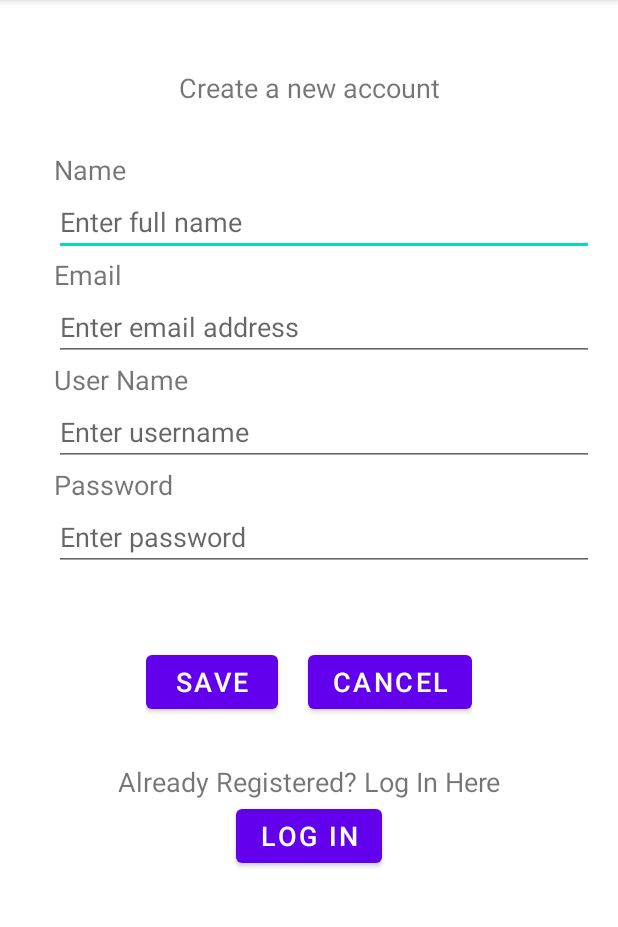
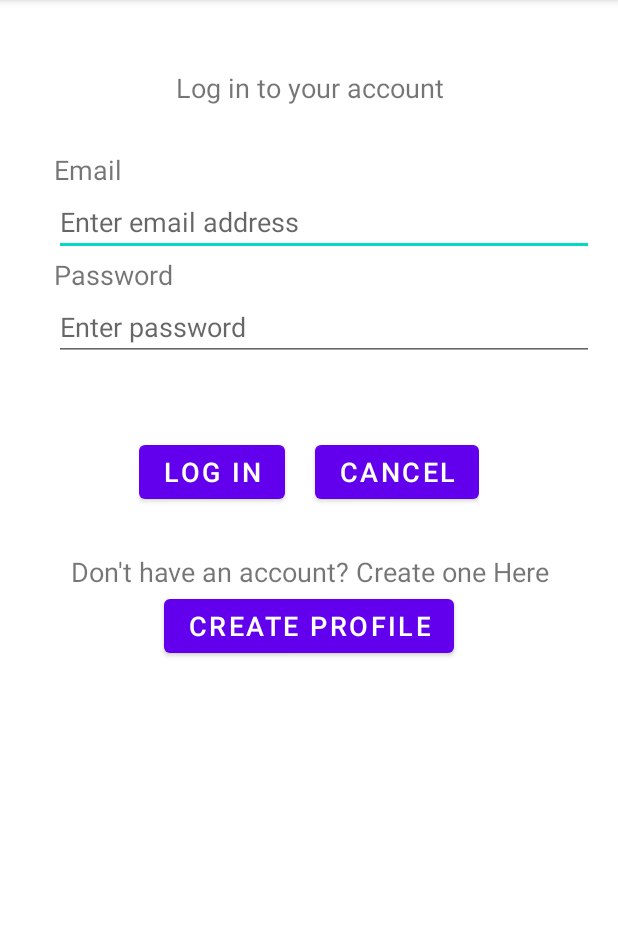
Before and after one commit to faberc/ece-540_wi21_fnl-project, an Android app: the screen it shows after launch (LoginActivity), after a tap on "LOG IN", on a phone screen of 412 x 824 dp, the part 84-1011 px from its top. Run offline under Robolectric (Android 15) with nearby library versions, the phone set to English and light mode, and no system bars; our stand-ins replace Firebase (no records; nobody signed in at launch, a user with empty details on screens opened directly).

Commit message:
Added ability to create a profile

```diff
--- a/software/AndroidApp/app/build.gradle
+++ b/software/AndroidApp/app/build.gradle
@@ -35,6 +35,7 @@ dependencies {
     implementation 'com.google.android.material:material:1.3.0'
     implementation 'androidx.constraintlayout:constraintlayout:2.0.4'
     implementation 'androidx.legacy:legacy-support-v4:1.0.0'
+    implementation 'com.google.firebase:firebase-auth:20.0.3'
     testImplementation 'junit:junit:4.+'
     androidTestImplementation 'androidx.test.ext:junit:1.1.2'
     androidTestImplementation 'androidx.test.espresso:espresso-core:3.3.0'
--- a/software/AndroidApp/app/src/main/AndroidManifest.xml
+++ b/software/AndroidApp/app/src/main/AndroidManifest.xml
@@ -2,6 +2,7 @@
 <manifest xmlns:android="http://schemas.android.com/apk/res/android"
     package="ece558.bthornhill.edu.jumprope">
 
+    <uses-permission android:name="android.permission.INTERNET"/>
     <uses-permission android:name="android.permission.BLUETOOTH" />
     <uses-permission android:name="android.permission.BLUETOOTH_ADMIN" /> <!-- Required only if your app isn't using the Device Companion Manager. -->
     <uses-permission android:name="android.permission.ACCESS_FINE_LOCATION" />
--- a/software/AndroidApp/app/src/main/java/ece558/bthornhill/edu/jumprope/LoginActivity.java
+++ b/software/AndroidApp/app/src/main/java/ece558/bthornhill/edu/jumprope/LoginActivity.java
@@ -12,7 +12,6 @@ import android.widget.Toast;
 public class LoginActivity extends AppCompatActivity {
     private static final String TAG = "LoginActivity";
 
-    private EditText mUserName;
     private Button mLogin;
     private Button mCancel;
     private Button mProfile;
@@ -21,7 +20,7 @@ public class LoginActivity extends AppCompatActivity {
     @Override
     protected void onCreate(Bundle savedInstanceState) {
         super.onCreate(savedInstanceState);
-        setContentView(R.layout.activity_profile);
+        setContentView(R.layout.activity_login);
 
         mProfile = findViewById(R.id.button_profile);
         mProfile.setOnClickListener(ButtonListener);
--- a/software/AndroidApp/app/src/main/java/ece558/bthornhill/edu/jumprope/MainActivity.java
+++ b/software/AndroidApp/app/src/main/java/ece558/bthornhill/edu/jumprope/MainActivity.java
@@ -16,6 +16,8 @@ import android.view.View;
 import android.widget.Button;
 import android.widget.TextView;
 
+import com.google.firebase.auth.FirebaseAuth;
+
 public class MainActivity extends AppCompatActivity {
 
     private static final String TAG = "MainActivity";
@@ -23,6 +25,7 @@ public class MainActivity extends AppCompatActivity {
     private Button mStartGameButton;
     private Button mProfileButton;
     private Button mLoginButton;
+    private Button mLogoutButton;
 
 
     @Override
@@ -36,6 +39,8 @@ public class MainActivity extends AppCompatActivity {
         mProfileButton.setOnClickListener(ButtonListener);
         mLoginButton = (Button) findViewById(R.id.button_login);
         mLoginButton.setOnClickListener(ButtonListener);
+        mLogoutButton = findViewById(R.id.button_logout);
+        mLogoutButton.setOnClickListener(ButtonListener);
 
 
     }
@@ -57,6 +62,10 @@ public class MainActivity extends AppCompatActivity {
                 case R.id.button_login:
                     startActivity(login);
                     break;
+                case R.id.button_logout:
+                    FirebaseAuth.getInstance().signOut();
+                    startActivity(new Intent(getApplicationContext(), LoginActivity.class));
+                    finish();
 
             }
 
--- a/software/AndroidApp/app/src/main/res/layout/activity_login.xml
+++ b/software/AndroidApp/app/src/main/res/layout/activity_login.xml
@@ -18,20 +18,20 @@
         android:textSize="18sp" />
 
     <TextView
-        android:id="@+id/username_text"
+    android:id="@+id/email_text"
     android:layout_width="match_parent"
     android:layout_height="wrap_content"
     android:layout_marginLeft="20dp"
-        android:text="User Name"
+    android:text="Email"
     android:textSize="18sp" />
 
     <EditText
-        android:id="@+id/editusername"
+        android:id="@+id/editemail"
         android:layout_width="match_parent"
         android:layout_height="wrap_content"
         android:layout_marginLeft="20dp"
-        android:hint="Enter username"
-        android:inputType="text" />
+        android:hint="Enter email address"
+        android:inputType="textEmailAddress" />
 
     <TextView
         android:id="@+id/password_text"
--- a/software/AndroidApp/app/src/main/res/layout/activity_profile.xml
+++ b/software/AndroidApp/app/src/main/res/layout/activity_profile.xml
@@ -50,22 +50,6 @@
         android:inputType="textEmailAddress" />
 
     <TextView
-        android:id="@+id/username_text"
-        android:layout_width="match_parent"
-        android:layout_height="wrap_content"
-        android:layout_marginLeft="20dp"
-        android:text="User Name"
-        android:textSize="18sp" />
-
-    <EditText
-        android:id="@+id/editusername"
-        android:layout_width="match_parent"
-        android:layout_height="wrap_content"
-        android:layout_marginLeft="20dp"
-        android:hint="Enter username"
-        android:inputType="text" />
-
-    <TextView
         android:id="@+id/password_text"
         android:layout_width="match_parent"
         android:layout_height="wrap_content"
@@ -81,13 +65,6 @@
         android:hint="Enter password"
         android:inputType="textPassword" />
 
-    <!--    <Button
-        android:id="@+id/button_photo"
-        android:layout_width="wrap_content"
-        android:layout_height="wrap_content"
-        android:layout_marginTop="150dp"
-        android:text="Take a photo"
-        android:textSize="18sp" />-->
 
     <LinearLayout
         android:layout_width="wrap_content"
@@ -103,6 +80,14 @@
             android:text="Save"
             android:textSize="18sp" />
 
+        <ProgressBar
+            android:id="@+id/progressBar"
+            style="?android:attr/progressBarStyle"
+            android:layout_width="wrap_content"
+            android:layout_height="wrap_content"
+            android:layout_weight="1"
+            android:visibility="invisible"/>
+
         <Button
             android:id="@+id/button_cancel"
             android:layout_width="wrap_content"
@@ -110,6 +95,8 @@
             android:layout_marginLeft="10dp"
             android:text="Cancel"
             android:textSize="18sp" />
+
+
     </LinearLayout>
 
     <TextView
```
Also changed, not shown: software/AndroidApp/app/src/main/java/ece558/bthornhill/edu/jumprope/ProfileActivity.java (+74 -5 lines), software/AndroidApp/app/src/main/res/layout/activity_main.xml (+10 -1 lines). Lines whose indentation alone changed are shown as unchanged.
